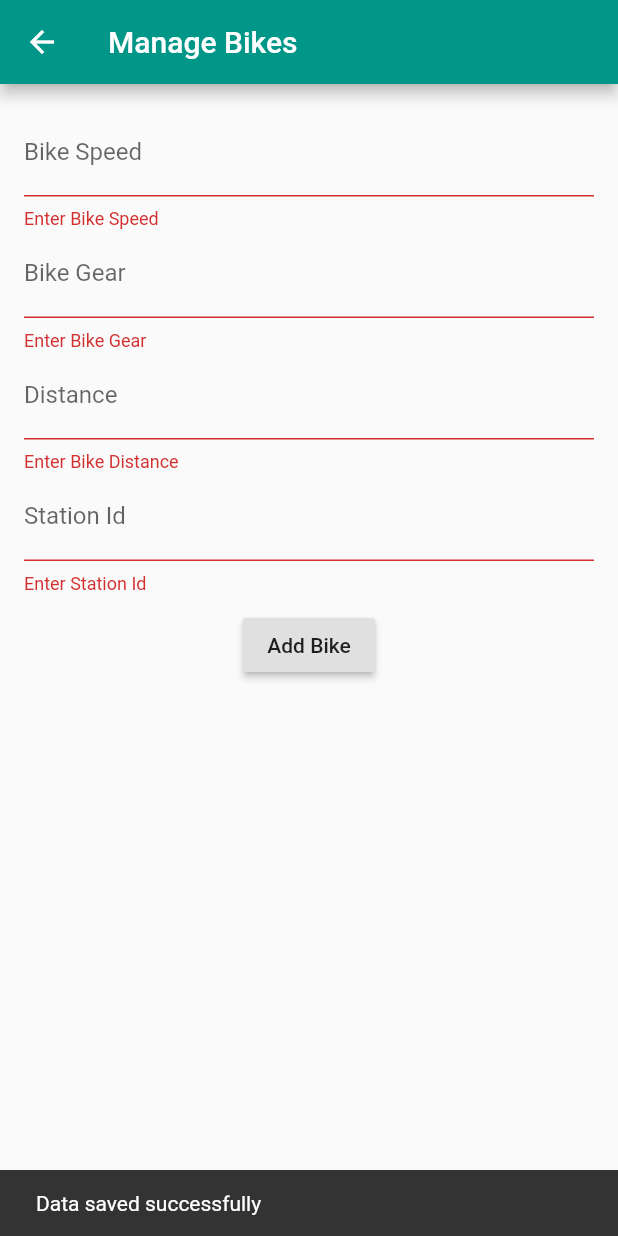
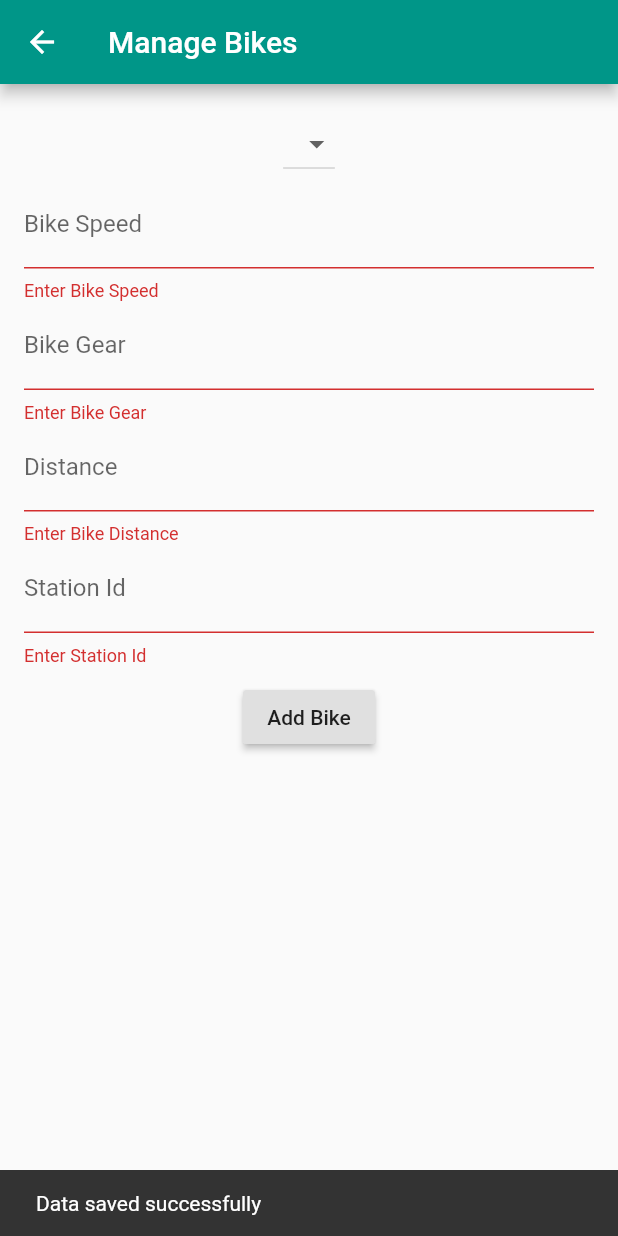
Before and after one commit to SiamakSamie/conuhacks, a Flutter app: the FakeBike screen opened directly, after a tap on "Add Bike", on a phone screen of 412 x 824 dp. Run offline on Flutter 3.47's test engine with Material 2 defaults, Android fonts, the light colour scheme and no system bars; our stand-ins replace google_maps_flutter, location, sqflite; accounts and stored records are empty.

Commit message:
: added bikes

```diff
--- a/lib/bikes/fakeBike.dart
+++ b/lib/bikes/fakeBike.dart
@@ -31,15 +31,15 @@ void init() {
     var dbHelper = DBHelper();
     // dbHelper.deleteAllBikes();
 
-    Future<List<Station>> bikes = dbHelper.getStations();
+    Future<List<Bike>> bikes = dbHelper.getBikes();
 
     bikes.then((bikes) {
-      for (Station bike in bikes) {
-        print('name:' + bike.name.toString());
-        print('lat:' + bike.lat.toString());
-        print('long:' + bike.long.toString());
-        print('avl bikes:' + bike.availableBikes.toString());
-        print('tot bikes:' + bike.totalBikes.toString());
+      for (Bike bike in bikes) {
+        print('id:' + bike.id.toString());
+        print('speed:' + bike.speed.toString());
+        print('gear:' + bike.gear.toString());
+        print('distance:' + bike.distance.toString());
+        print('stationId:' + bike.stationId.toString());
       }
       print ("total bikes:" + bikes.length.toString());
     });
@@ -50,15 +50,13 @@ void _submit() {
       formKey.currentState.save();
      }
 
-    Bike bike = new Bike(
+    Bike bike = new Bike (
         id: 0,
         speed: speed,
         gear: gear,
         distance: distance,
         stationId: stationId
     );
-
-    print( "adding bike with station id: " + bike.stationId.toString());
 
     var dbHelper = DBHelper();
     dbHelper.addBike(bike);
@@ -83,6 +81,15 @@ void _showSnackBar(String text) {
           key: formKey,
           child: new Column(
             children: [
+              new DropdownButton<String>(
+                items: <String>['A', 'B', 'C', 'D'].map((String value) {
+                  return new DropdownMenuItem<String>(
+                    value: value,
+                    child: new Text(value),
+                  );
+                }).toList(),
+                onChanged: (_) {},
+              ),
               new TextFormField(
                 keyboardType: TextInputType.number,
                 decoration: new InputDecoration(labelText: 'Bike Speed'),
--- a/lib/db/Database.dart
+++ b/lib/db/Database.dart
@@ -37,6 +37,7 @@ class DBHelper{
     await batch.commit();
 
     insertFiveStations();
+    insertSixTeenBikes();
     print("Created tables");
   }
 
@@ -49,6 +50,25 @@ class DBHelper{
     await dbClient.rawQuery('REPLACE INTO Station (name, lat, long, totalBikes, availableBikes) VALUES ("Old Port", 45.507577, -73.553091, 15, 8)');
     await dbClient.rawQuery('REPLACE INTO Station (name, lat, long, totalBikes, availableBikes) VALUES ("Concordia", 45.495246, -73.579042, 20, 6)');
     await dbClient.rawQuery('REPLACE INTO Station (name, lat, long, totalBikes, availableBikes) VALUES ("Cote des neiges", 45.496146, -73.623142, 10, 2)');
+  }
+
+    insertSixTeenBikes() async {
+    var dbClient = await db;
+    await dbClient.rawQuery('REPLACE INTO Bike (speed, gear, distance, stationId) VALUES (10, 5, 100, 1)');
+    await dbClient.rawQuery('REPLACE INTO Bike (speed, gear, distance, stationId) VALUES (15, 6, 200, 1)');
+    await dbClient.rawQuery('REPLACE INTO Bike (speed, gear, distance, stationId) VALUES (20, 4, 300, 1)');
+    await dbClient.rawQuery('REPLACE INTO Bike (speed, gear, distance, stationId) VALUES (15, 5, 400, 1)');
+    await dbClient.rawQuery('REPLACE INTO Bike (speed, gear, distance, stationId) VALUES (20, 3, 500, 1)');
+    await dbClient.rawQuery('REPLACE INTO Bike (speed, gear, distance, stationId) VALUES (25, 2, 600, 1)');
+    await dbClient.rawQuery('REPLACE INTO Bike (speed, gear, distance, stationId) VALUES (30, 3, 700, 1)');
+
+    await dbClient.rawQuery('REPLACE INTO Bike (speed, gear, distance, stationId) VALUES (15, 4, 200, 2)');
+    await dbClient.rawQuery('REPLACE INTO Bike (speed, gear, distance, stationId) VALUES (10, 4, 100, 2)');
+    await dbClient.rawQuery('REPLACE INTO Bike (speed, gear, distance, stationId) VALUES (15, 3, 400, 2)');
+    await dbClient.rawQuery('REPLACE INTO Bike (speed, gear, distance, stationId) VALUES (20, 4, 200, 2)');
+    await dbClient.rawQuery('REPLACE INTO Bike (speed, gear, distance, stationId) VALUES (25, 4, 300, 2)');
+    await dbClient.rawQuery('REPLACE INTO Bike (speed, gear, distance, stationId) VALUES (15, 3, 800, 2)');
+    await dbClient.rawQuery('REPLACE INTO Bike (speed, gear, distance, stationId) VALUES (10, 2, 500, 2)');
   }
 
   Future<List<Bike>> getBikes() async {
--- a/lib/main.dart
+++ b/lib/main.dart
@@ -2,7 +2,6 @@ import 'package:conuhacks/bikes/bikePage.dart';
 import 'package:conuhacks/billing/billingPage.dart';
 import 'package:conuhacks/information/infoPage.dart';
 import 'package:flutter/material.dart';
-
 import './map/map.dart';
 
 void main() => runApp(MyApp());
```
